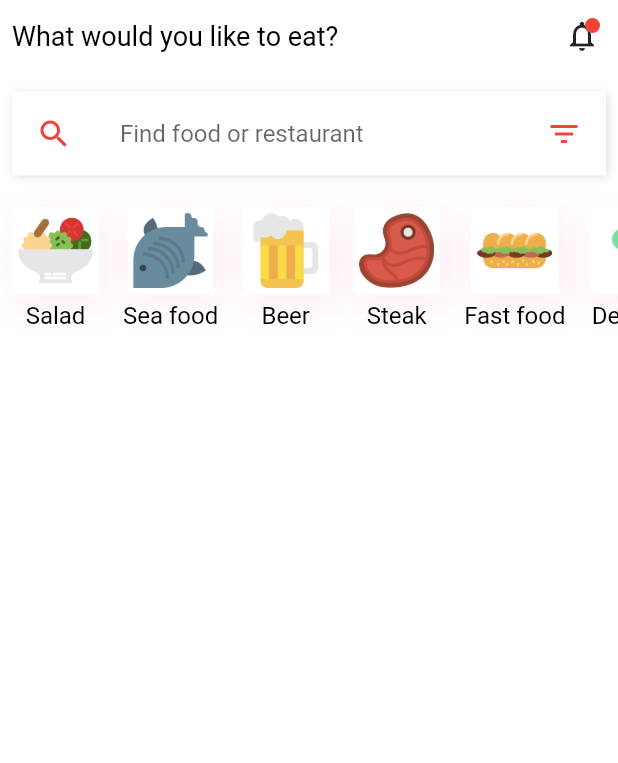
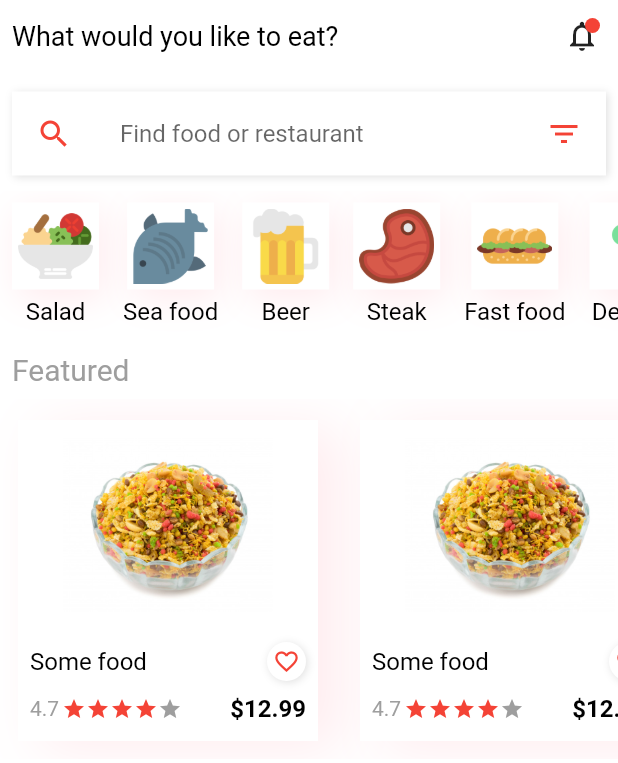
Before and after one commit to marcosanf/foodelivery-app, a Flutter app: the screen it shows after launch, on a phone screen of 412 x 824 dp. Shown: the top 763 px of the screen. Run offline on Flutter 3.47's test engine with Material 2 defaults, Android fonts, the phone set to English and light mode, and no system bars.

Commit message:
implement the Product Widget

```diff
--- a/lib/src/screens/home_screen.dart
+++ b/lib/src/screens/home_screen.dart
@@ -23,7 +23,8 @@ class HomeScreen extends StatelessWidget {
                 ),
                 Stack(
                   children: [
-                    IconButton(icon: Icon(Icons.notifications_none), onPressed: (){}),
+                    IconButton(
+                        icon: Icon(Icons.notifications_none), onPressed: () {}),
                     Positioned(
                       top: 12.0,
                       right: 12.0,
@@ -31,43 +32,174 @@ class HomeScreen extends StatelessWidget {
                         height: 10.0,
                         width: 10,
                         decoration: BoxDecoration(
-                          color: red,
-                          borderRadius: BorderRadius.circular(20)
-                        ),
+                            color: red,
+                            borderRadius: BorderRadius.circular(20)),
                       ),
                     )
                   ],
                 )
               ],
             ),
-            SizedBox(height: 5.0,),
+            SizedBox(
+              height: 5.0,
+            ),
             Padding(
               padding: const EdgeInsets.all(8.0),
               child: Container(
-                decoration: BoxDecoration(
-                  color: white,
-                  boxShadow: [
-                    BoxShadow(
-                      color: Colors.grey.shade300,
-                      offset: Offset(1,1),
-                      blurRadius: 4,
-                    )
-                  ]
-                ),
+                decoration: BoxDecoration(color: white, boxShadow: [
+                  BoxShadow(
+                    color: Colors.grey.shade300,
+                    offset: Offset(1, 1),
+                    blurRadius: 4,
+                  )
+                ]),
                 child: ListTile(
-                  leading: Icon(Icons.search, color: red,),
+                  leading: Icon(
+                    Icons.search,
+                    color: red,
+                  ),
                   title: TextField(
                     decoration: InputDecoration(
-                      hintText: "Find food or restaurant",
-                      border: InputBorder.none
-                    ),
+                        hintText: "Find food or restaurant",
+                        border: InputBorder.none),
                   ),
-                  trailing: Icon(Icons.filter_list, color: red,),
+                  trailing: Icon(
+                    Icons.filter_list,
+                    color: red,
+                  ),
                 ),
               ),
             ),
-            SizedBox(height: 5.0,),
+            SizedBox(
+              height: 2.0,
+            ),
             Categories(),
+            Padding(
+              padding: const EdgeInsets.all(8.0),
+              child: CustomText(
+                text: 'Featured',
+                size: 20.0,
+                colors: grey,
+              ),
+            ),
+            Container(
+              height: 240.0,
+              child: ListView.builder(
+                scrollDirection: Axis.horizontal,
+                itemCount: 4,
+                itemBuilder: (_, index) {
+                  return Padding(
+                    padding: const EdgeInsets.fromLTRB(12.0, 14.0, 16.0, 12.0),
+                    child: Container(
+                      height: 220.0,
+                      width: 200.0,
+                      decoration: BoxDecoration(color: white, boxShadow: [
+                        BoxShadow(
+                          color: Colors.red.shade50,
+                          offset: Offset(15, 5),
+                          blurRadius: 30,
+                        )
+                      ]),
+                      child: Column(
+                        children: [
+                          Image.asset(
+                            "images/1.jpg",
+                            height: 140.0,
+                            width: 140,
+                          ),
+                          Row(
+                            mainAxisAlignment: MainAxisAlignment.spaceBetween,
+                            children: [
+                              Padding(
+                                padding: const EdgeInsets.all(8.0),
+                                child: CustomText(
+                                  text: "Some food",
+                                ),
+                              ),
+                              Padding(
+                                padding: const EdgeInsets.all(8.0),
+                                child: Container(
+                                  decoration: BoxDecoration(
+                                      borderRadius: BorderRadius.circular(20.0),
+                                      color: white,
+                                      boxShadow: [
+                                        BoxShadow(
+                                          color: Colors.grey.shade300,
+                                          offset: Offset(1, 1),
+                                          blurRadius: 4,
+                                        )
+                                      ]),
+                                  child: Padding(
+                                    padding: const EdgeInsets.all(4.0),
+                                    child: Icon(Icons.favorite_border,
+                                        size: 18.0, color: red),
+                                  ),
+                                ),
+                              )
+                            ],
+                          ),
+                          SizedBox(
+                            height: 1.0,
+                          ),
+                          Row(
+                            mainAxisAlignment: MainAxisAlignment.spaceBetween,
+                            children: [
+                              Row(
+                                children: [
+                                  Padding(
+                                    padding: const EdgeInsets.only(left: 8.0),
+                                    child: CustomText(
+                                      text: '4.7',
+                                      colors: grey,
+                                      size: 14.0,
+                                    ),
+                                  ),
+                                  SizedBox(
+                                    width: 2.0,
+                                  ),
+                                  Icon(
+                                    Icons.star,
+                                    color: red,
+                                    size: 16.0,
+                                  ),
+                                  Icon(
+                                    Icons.star,
+                                    color: red,
+                                    size: 16.0,
+                                  ),
+                                  Icon(
+                                    Icons.star,
+                                    color: red,
+                                    size: 16.0,
+                                  ),
+                                  Icon(
+                                    Icons.star,
+                                    color: red,
+                                    size: 16.0,
+                                  ),
+                                  Icon(
+                                    Icons.star,
+                                    color: grey,
+                                    size: 16.0,
+                                  )
+                                ],
+                              ),
+                              Padding(
+                                padding: const EdgeInsets.only(right: 8.0),
+                                child: CustomText(
+                                  text: '\$12.99',
+                                  weight: FontWeight.bold,
+                                ),
+                              )
+                            ],
+                          )
+                        ],
+                      ),
+                    ),
+                  );
+                },
+              ),
+            )
           ],
         ),
       ),
--- a/lib/src/widgets/categories.dart
+++ b/lib/src/widgets/categories.dart
@@ -16,7 +16,7 @@ class Categories extends StatelessWidget {
   @override
   Widget build(BuildContext context) {
     return Container(
-      height: 120.0,
+      height: 100.0,
       child: ListView.builder(
         scrollDirection: Axis.horizontal,
         itemCount: categoriesList.length,
```
